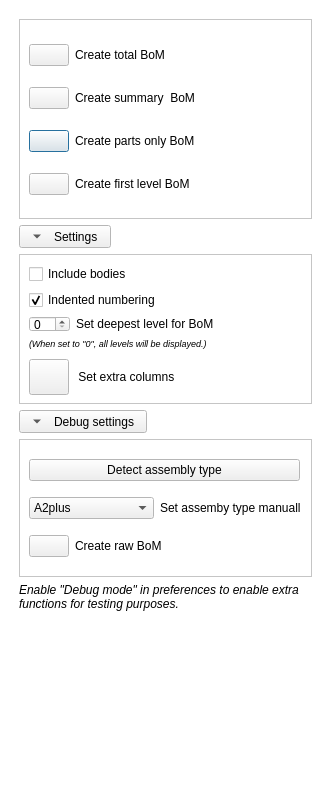
APEbbers/BillOfMaterials-WB, file Resources/UI/BoM_Panel.ui: the form before one commit.
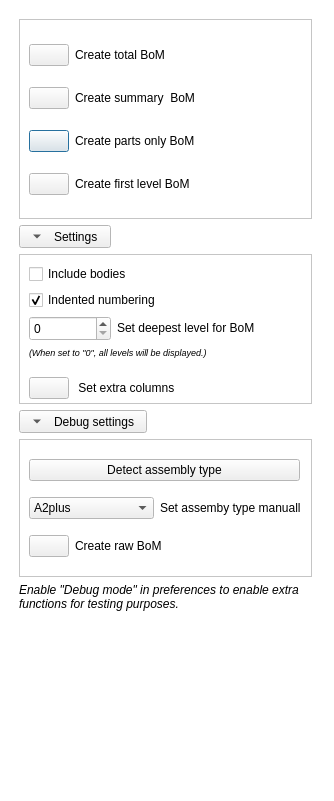
The form after the commit. Icons and pictures are not drawn.

Diff of the .ui file:
```diff
--- a/Resources/UI/BoM_Panel.ui
+++ b/Resources/UI/BoM_Panel.ui
@@ -319,7 +319,7 @@
          <x>10</x>
          <y>10</y>
          <width>272</width>
-         <height>131</height>
+         <height>135</height>
         </rect>
        </property>
        <layout class="QGridLayout" name="gridLayout_4">
@@ -342,42 +342,17 @@
         </item>
         <item row="2" column="0">
          <layout class="QGridLayout" name="gridLayout">
-          <item row="1" column="0" colspan="3">
-           <widget class="QLabel" name="label_6">
-            <property name="sizePolicy">
-             <sizepolicy hsizetype="Preferred" vsizetype="Preferred">
-              <horstretch>0</horstretch>
-              <verstretch>0</verstretch>
-             </sizepolicy>
-            </property>
-            <property name="minimumSize">
-             <size>
-              <width>200</width>
-              <height>0</height>
-             </size>
-            </property>
-            <property name="text">
-             <string>&lt;html&gt;&lt;head/&gt;&lt;body&gt;&lt;p&gt;&lt;span style=&quot; font-size:7pt; font-style:italic;&quot;&gt;(When set to &amp;quot;0&amp;quot;, all levels will be displayed.)&lt;/span&gt;&lt;/p&gt;&lt;/body&gt;&lt;/html&gt;</string>
-            </property>
-            <property name="alignment">
-             <set>Qt::AlignLeading|Qt::AlignLeft|Qt::AlignTop</set>
-            </property>
-            <property name="wordWrap">
-             <bool>true</bool>
-            </property>
-           </widget>
-          </item>
           <item row="0" column="0">
            <widget class="QSpinBox" name="MaxLevel">
             <property name="sizePolicy">
-             <sizepolicy hsizetype="Fixed" vsizetype="Ignored">
-              <horstretch>0</horstretch>
+             <sizepolicy hsizetype="MinimumExpanding" vsizetype="Expanding">
+              <horstretch>20</horstretch>
               <verstretch>0</verstretch>
              </sizepolicy>
             </property>
             <property name="minimumSize">
              <size>
-              <width>0</width>
+              <width>20</width>
               <height>0</height>
              </size>
             </property>
@@ -409,11 +384,61 @@
           </item>
           <item row="0" column="1" colspan="2">
            <widget class="QLabel" name="label_12">
+            <property name="sizePolicy">
+             <sizepolicy hsizetype="Preferred" vsizetype="Fixed">
+              <horstretch>0</horstretch>
+              <verstretch>0</verstretch>
+             </sizepolicy>
+            </property>
+            <property name="minimumSize">
+             <size>
+              <width>0</width>
+              <height>20</height>
+             </size>
+            </property>
             <property name="text">
              <string>&lt;html&gt;&lt;head/&gt;&lt;body&gt;&lt;p&gt;Set deepest level for BoM&lt;/p&gt;&lt;/body&gt;&lt;/html&gt;</string>
             </property>
            </widget>
           </item>
+          <item row="0" column="3">
+           <spacer name="horizontalSpacer">
+            <property name="orientation">
+             <enum>Qt::Horizontal</enum>
+            </property>
+            <property name="sizeHint" stdset="0">
+             <size>
+              <width>40</width>
+              <height>20</height>
+             </size>
+            </property>
+           </spacer>
+          </item>
+          <item row="1" column="0" colspan="4">
+           <widget class="QLabel" name="label_6">
+            <property name="sizePolicy">
+             <sizepolicy hsizetype="Preferred" vsizetype="Preferred">
+              <horstretch>0</horstretch>
+              <verstretch>0</verstretch>
+             </sizepolicy>
+            </property>
+            <property name="minimumSize">
+             <size>
+              <width>200</width>
+              <height>0</height>
+             </size>
+            </property>
+            <property name="text">
+             <string>&lt;html&gt;&lt;head/&gt;&lt;body&gt;&lt;p&gt;&lt;span style=&quot; font-size:7pt; font-style:italic;&quot;&gt;(When set to &amp;quot;0&amp;quot;, all levels will be displayed.)&lt;/span&gt;&lt;/p&gt;&lt;/body&gt;&lt;/html&gt;</string>
+            </property>
+            <property name="alignment">
+             <set>Qt::AlignLeading|Qt::AlignLeft|Qt::AlignTop</set>
+            </property>
+            <property name="wordWrap">
+             <bool>true</bool>
+            </property>
+           </widget>
+          </item>
          </layout>
         </item>
         <item row="3" column="0">
```
